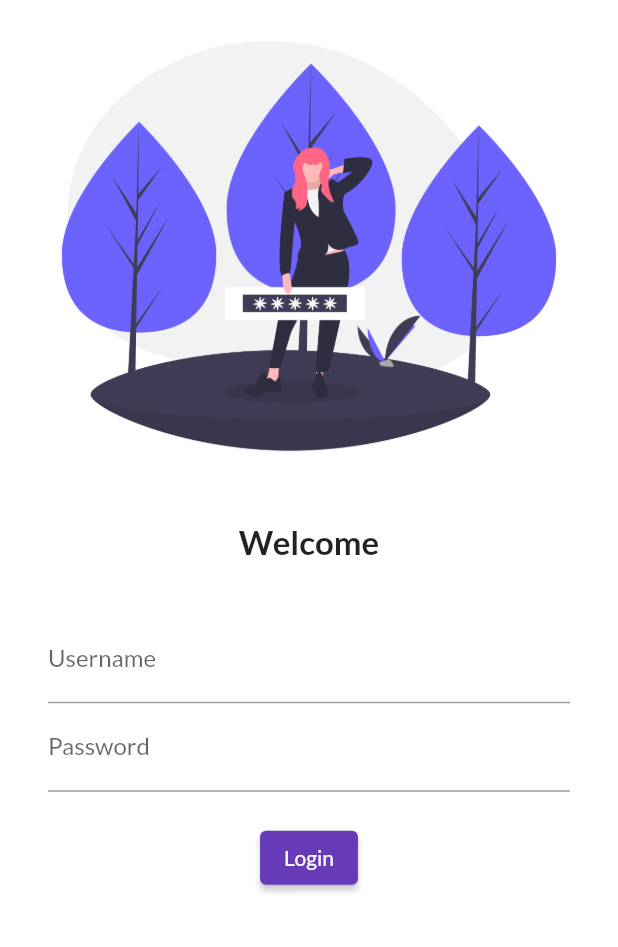
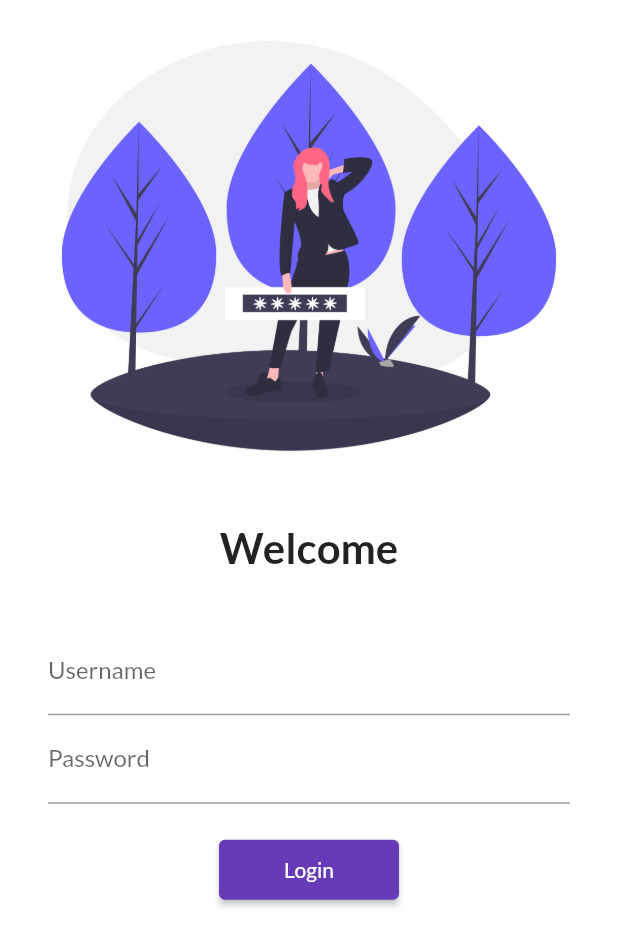
Before and after one commit to Chaitanyaa369/learning-flutter, a Flutter app: the LoginPage screen opened by its route, on a phone screen of 412 x 824 dp. Shown: the top 947 px of the screen. Run offline on Flutter 3.47's test engine with Material 2 defaults, Android fonts, the phone set to English and light mode, and no system bars; our stand-ins replace google_fonts.

Commit message:
Day 5 complete

```diff
--- a/lib/main.dart
+++ b/lib/main.dart
@@ -1,6 +1,7 @@
 import 'package:flutter/material.dart';
 import 'package:flutter_catalog/pages/homepage.dart';
 import 'package:flutter_catalog/pages/logon_page.dart';
+import 'package:flutter_catalog/utils/routes.dart';
 import 'package:google_fonts/google_fonts.dart';
 
 void main() {
@@ -15,7 +16,6 @@ class MyApp extends StatelessWidget {
       theme: ThemeData(
         primarySwatch: Colors.deepPurple,
         fontFamily: GoogleFonts.lato().fontFamily,
-
       ),
       darkTheme: ThemeData(
         brightness: Brightness.dark,
@@ -23,8 +23,8 @@ class MyApp extends StatelessWidget {
       initialRoute: "/home",
       routes: {
         "/": (context) => LoginPage(),
-        "/home": (context) => HomePage(),
-        "/login": (context) => LoginPage(),
+        MyRoutes.homeRoute: (context) => HomePage(),
+        MyRoutes.loginRoute: (context) => LoginPage(),
       },
     );
   }
--- a/lib/pages/logon_page.dart
+++ b/lib/pages/logon_page.dart
@@ -1,10 +1,12 @@
 import 'package:flutter/material.dart';
+import 'package:flutter_catalog/utils/routes.dart';
 
 class LoginPage extends StatelessWidget {
   @override
   Widget build(BuildContext context) {
     return Material(
         color: Colors.white,
+        child: SingleChildScrollView(
           child: Column(
             children: [
               Image.asset(
@@ -17,7 +19,7 @@ class LoginPage extends StatelessWidget {
               Text(
                 "Welcome",
                 style: TextStyle(
-                fontSize: 22,
+                  fontSize: 28,
                   fontWeight: FontWeight.bold,
                 ),
               ),
@@ -25,8 +27,8 @@ class LoginPage extends StatelessWidget {
                 height: 20.0,
               ),
               Padding(
-              padding:
-                  const EdgeInsets.symmetric(vertical: 16.0, horizontal: 32.0),
+                padding: const EdgeInsets.symmetric(
+                    vertical: 16.0, horizontal: 32.0),
                 child: Column(
                   children: [
                     TextFormField(
@@ -47,15 +49,15 @@ class LoginPage extends StatelessWidget {
                     ),
                     ElevatedButton(
                         onPressed: () {
-                      print("Hello, Fellas");
+                          Navigator.pushNamed(context, MyRoutes.homeRoute);
                         },
                         child: Text("Login"),
-                    style: TextButton.styleFrom()
-                  ),
+                        style: TextButton.styleFrom(minimumSize: Size(120, 40))),
                   ],
                 ),
               ),
             ],
+          ),
         ));
   }
 }
--- /dev/null
+++ b/lib/utils/routes.dart
@@ -0,0 +1,4 @@
+class MyRoutes {
+  static String loginRoute = "/login";
+  static String homeRoute = "/home";
+}
```
Lines whose indentation alone changed are shown as unchanged.
